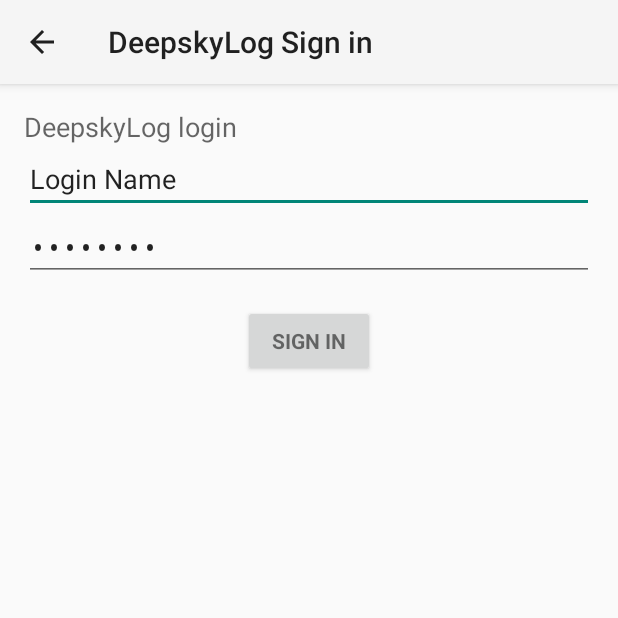
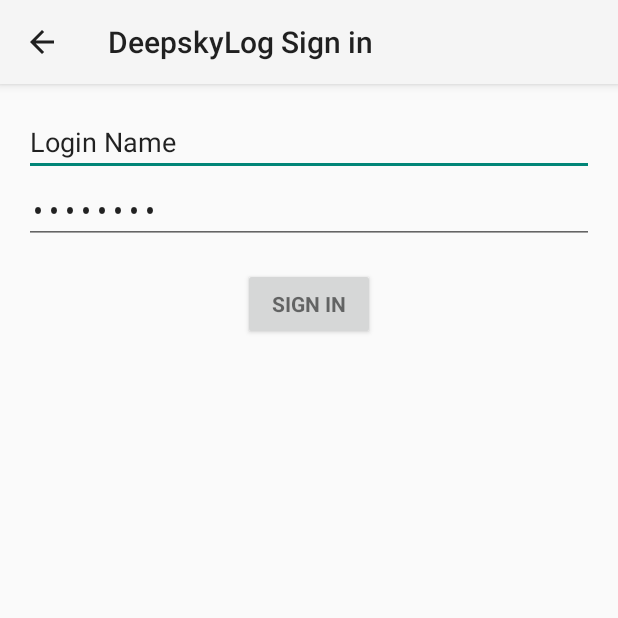
Before and after one commit to WimDeMeester/Vela, an Android app: the DeepskyLogLoginActivity screen opened directly, with no data from a screen before it, on a phone screen of 412 x 824 dp, the top half of it. Run offline under Robolectric (Android 15) with nearby library versions, the phone set to English and light mode, and no system bars; 2 statements that could not run were skipped.

Commit message:
Some cleanup of the DeepskyLog signin page.

```diff
--- a/app/src/main/res/layout/activity_deepskylog_login.xml
+++ b/app/src/main/res/layout/activity_deepskylog_login.xml
@@ -11,14 +11,6 @@
     <ProgressBar android:id="@+id/login_progress" style="?android:attr/progressBarStyleLarge"
         android:layout_width="wrap_content" android:layout_height="wrap_content"
         android:layout_marginBottom="8dp" android:visibility="gone" />
-
-    <TextView
-        android:layout_width="wrap_content"
-        android:layout_height="wrap_content"
-        android:textAppearance="?android:attr/textAppearanceMedium"
-        android:text="DeepskyLog login"
-        android:id="@+id/textView2"
-        android:layout_gravity="left" />
 
     <ScrollView android:id="@+id/login_form" android:layout_width="match_parent"
         android:layout_height="match_parent">
```
